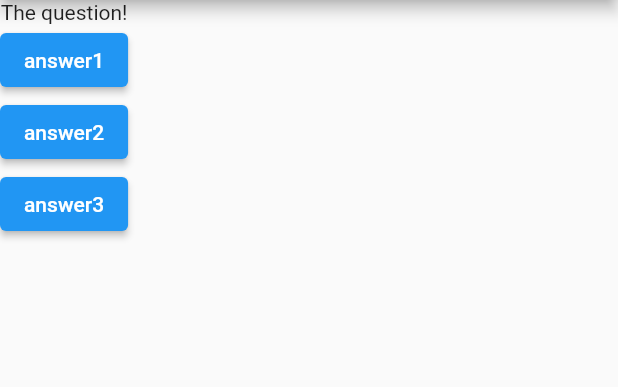
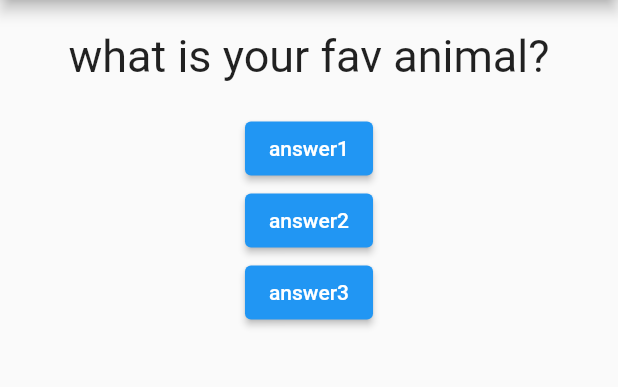
Before and after one commit to sajeel093/QuizApp, a Flutter app: the screen it shows after launch, after a tap on "answer1", on a phone screen of 412 x 824 dp, the part 84-471 px from its top. Run offline on Flutter 3.47's test engine with Material 2 defaults, Android fonts, the phone set to English and light mode, and no system bars.

Commit message:
Added my project

```diff
--- a/lib/main.dart
+++ b/lib/main.dart
@@ -1,20 +1,29 @@
 import 'package:flutter/material.dart';
+import './question.dart';
 
 void main() {
-  runApp(const MyApp());
+  runApp(MyApp());
 }
 
-class MyApp extends StatelessWidget {
+class MyApp extends StatefulWidget {
+  const MyApp({Key? key}) : super(key: key);
+
+  @override
+  State<MyApp> createState() => _MyAppState();
+}
+
+class _MyAppState extends State<MyApp> {
+  var questionindex = 0;
   void Button() {
-    print('pressed');
+    setState(() {
+      questionindex = questionindex + 1;
+    });
   }
 
-  const MyApp({Key? key}) : super(key: key);
-
-  // This widget is the root of your application.
   @override
   Widget build(BuildContext context) {
-    var questions = ["what's your fav animal?", "what's your fav color?"];
+    var question = ['what is your fav color?', 'what is your fav animal?'];
+
     return MaterialApp(
       home: Scaffold(
           appBar: AppBar(
@@ -22,11 +31,16 @@ class MyApp extends StatelessWidget {
           ),
           body: Column(
             children: [
-              Text('The question!'),
+              Question(question[questionindex]),
               ElevatedButton(onPressed: Button, child: Text('answer1')),
               ElevatedButton(onPressed: Button, child: Text('answer2')),
               ElevatedButton(
-                  onPressed: () => {print('answer 3')}, child: Text('answer3')),
+                  onPressed: () => {
+                        setState(() {
+                          questionindex = questionindex + 1;
+                        })
+                      },
+                  child: Text('answer3')),
             ],
           )),
 
--- /dev/null
+++ b/lib/question.dart
@@ -0,0 +1,22 @@
+import 'package:flutter/src/foundation/key.dart';
+import 'package:flutter/src/widgets/framework.dart';
+import 'package:flutter/material.dart';
+
+class Question extends StatelessWidget {
+  final String questionText;
+
+  Question(this.questionText);
+
+  @override
+  Widget build(BuildContext context) {
+    return Container(
+      width: double.infinity,
+      margin: EdgeInsets.all(20),
+      child: Text(
+        questionText,
+        style: TextStyle(fontSize: 30),
+        textAlign: TextAlign.center,
+      ),
+    );
+  }
+}
```
